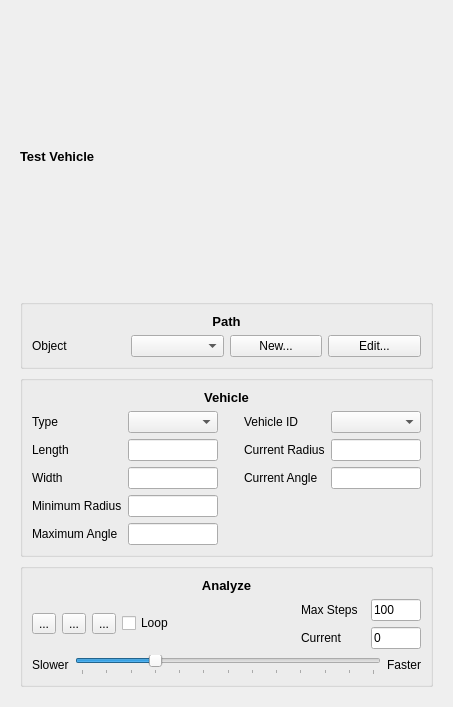
First picture: the form in freecad/turns/resources/test_vehicle.ui, repository joelgraff/freecad.turns, before the edit.
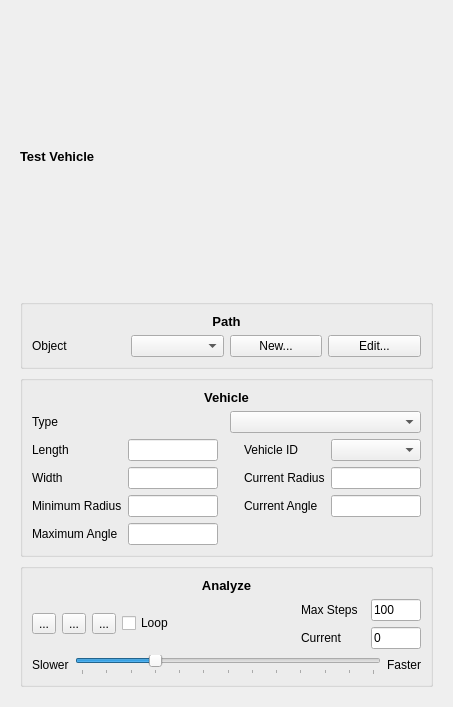
Second picture: the form after the edit.

```diff
--- a/freecad/turns/resources/test_vehicle.ui
+++ b/freecad/turns/resources/test_vehicle.ui
@@ -161,19 +161,23 @@
                 </layout>
                </item>
                <item>
-                <layout class="QHBoxLayout" name="horizontalLayout_2">
+                <layout class="QHBoxLayout" name="horizontalLayout_7">
                  <item>
-                  <layout class="QFormLayout" name="formLayout_veh_dim">
-                   <item row="0" column="0">
-                    <widget class="QLabel" name="label_8">
+                  <widget class="QLabel" name="label_vehicle_type">
                      <property name="text">
                       <string>Type</string>
                      </property>
                     </widget>
                    </item>
-                   <item row="0" column="1">
+                 <item>
                     <widget class="QComboBox" name="type_combo"/>
                    </item>
+                </layout>
+               </item>
+               <item>
+                <layout class="QHBoxLayout" name="horizontalLayout_2">
+                 <item>
+                  <layout class="QFormLayout" name="formLayout_veh_dim">
                    <item row="1" column="0">
                     <widget class="QLabel" name="label_length">
                      <property name="text">
```
Left out of the diff: 2 changed lines with no effect on the pictures. Lines whose indentation alone changed are shown as unchanged.
